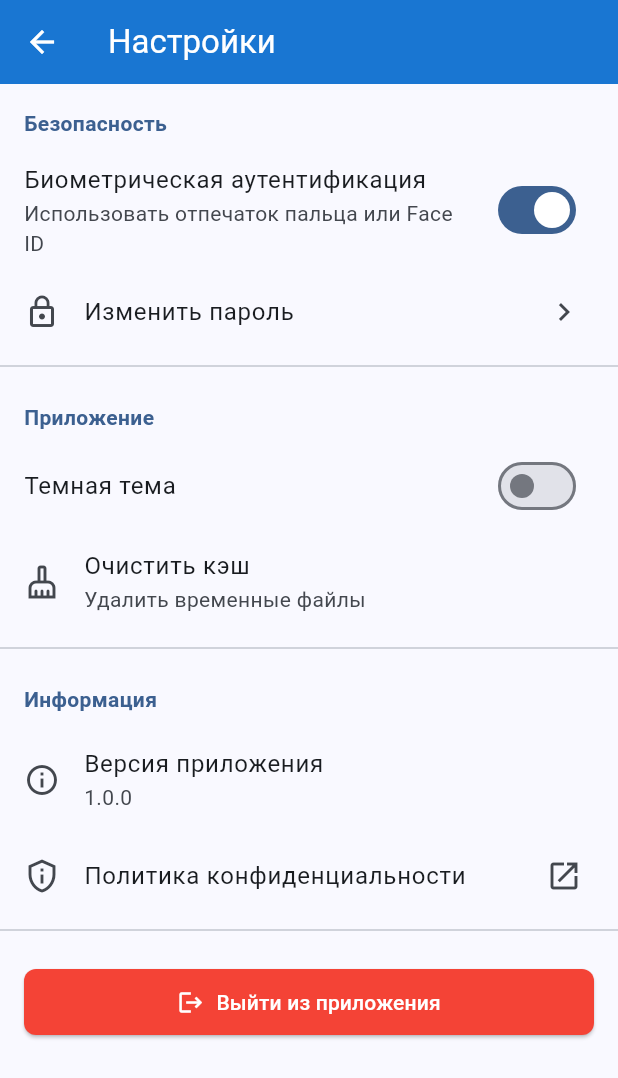
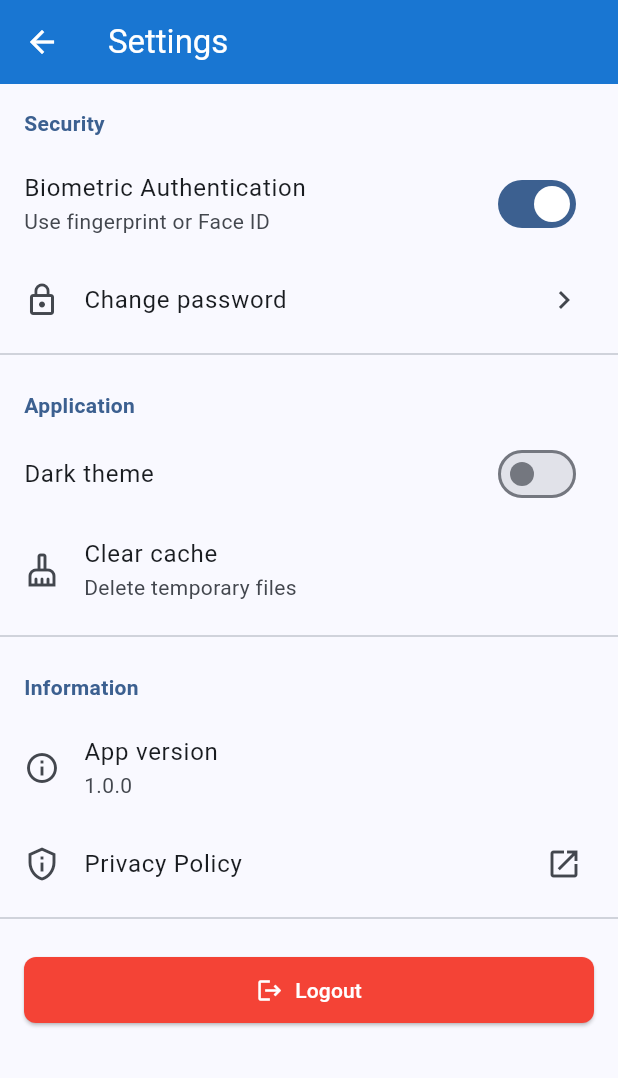
Before and after one commit to z0rgoyok/ios_chipher_app, a Flutter app: the SettingsPage screen opened directly, on a phone screen of 412 x 824 dp. Shown: the top 1078 px of the screen. Run offline on Flutter 3.47's test engine with Material 3 defaults, Android fonts, the phone set to English and light mode, and no system bars; our stand-ins replace equatable, flutter_hooks, flutter_riverpod, flutter_secure_storage, hooks_riverpod, image_picker and 5 more; missing offline and left inert: encrypt, photo_manager; accounts and stored records are empty; generated files the repository leaves out were written again.

Commit message:
Добавлена поддержка локализации в приложение, включая настройки для генерации локализованных строк. Обновлены страницы для использования локализованных текстов, улучшена структура кода. Теперь приложение поддерживает русский и английский языки.

```diff
--- /dev/null
+++ b/l10n.yaml
@@ -0,0 +1,3 @@
+arb-dir: lib/l10n
+template-arb-file: app_ru.arb
+output-localization-file: app_localizations.dart
--- /dev/null
+++ b/lib/l10n/app_en.arb
@@ -0,0 +1,40 @@
+{
+    "@@locale": "en",
+    "appName": "Secure Media Vault",
+    "appTagline": "Protect your photos and videos",
+    "settings": "Settings",
+    "securitySection": "Security",
+    "biometricAuth": "Biometric Authentication",
+    "biometricAuthDesc": "Use fingerprint or Face ID",
+    "biometricEnabled": "Biometrics enabled",
+    "biometricDisabled": "Biometrics disabled",
+    "changePassword": "Change password",
+    "appSection": "Application",
+    "darkTheme": "Dark theme",
+    "darkThemeEnabled": "Dark theme enabled",
+    "lightThemeEnabled": "Light theme enabled",
+    "clearCache": "Clear cache",
+    "clearCacheDesc": "Delete temporary files",
+    "cacheCleared": "Cache cleared",
+    "infoSection": "Information",
+    "appVersion": "App version",
+    "privacyPolicy": "Privacy Policy",
+    "logout": "Logout",
+    "password": "Password",
+    "passwordHint": "Enter your password",
+    "login": "Login",
+    "biometricLogin": "Biometric login",
+    "unknownImportError": "Unknown import error",
+    "errorDetails": "Error details",
+    "ok": "OK",
+    "imagePreview": "Image will be displayed here",
+    "videoPreview": "Video will be displayed here",
+    "playVideo": "Play",
+    "playVideoNotImplemented": "Playback feature will be implemented later",
+    "functionNotImplemented": "Feature will be implemented later",
+    "photoAccessDescription": "Allow access to your gallery to import photos and videos that will be encrypted in the app.",
+    "photoSaveDescription": "Allow access to save decrypted files to your gallery.",
+    "cameraAccessDescription": "For importing photos and videos directly from the camera.",
+    "microphoneAccessDescription": "Required for recording videos with sound.",
+    "faceIDDescription": "To protect your encrypted content with biometric authentication."
+}
--- a/lib/presentation/pages/settings/settings_page.dart
+++ b/lib/presentation/pages/settings/settings_page.dart
@@ -1,5 +1,6 @@
 import 'package:flutter/material.dart';
 import 'package:hooks_riverpod/hooks_riverpod.dart';
+import 'package:flutter_gen/gen_l10n/app_localizations.dart';
 
 /// Страница настроек приложения
 class SettingsPage extends HookConsumerWidget {
@@ -8,24 +9,25 @@ class SettingsPage extends HookConsumerWidget {
   @override
   Widget build(BuildContext context, WidgetRef ref) {
     // В реальном приложении здесь будут использоваться провайдеры состояния
+    final l10n = AppLocalizations.of(context)!;
 
     return Scaffold(
-      appBar: AppBar(title: const Text('Настройки')),
+      appBar: AppBar(title: Text(l10n.settings)),
       body: ListView(
         children: [
-          const _SettingsSectionHeader(title: 'Безопасность'),
+          _SettingsSectionHeader(title: l10n.securitySection),
 
           // Переключатель биометрии
           SwitchListTile(
-            title: const Text('Биометрическая аутентификация'),
-            subtitle: const Text('Использовать отпечаток пальца или Face ID'),
+            title: Text(l10n.biometricAuth),
+            subtitle: Text(l10n.biometricAuthDesc),
             value: true, // В реальном приложении будет из провайдера
             onChanged: (value) {
               // В реальном приложении будет использоваться соответствующий use case
               ScaffoldMessenger.of(context).showSnackBar(
                 SnackBar(
                   content: Text(
-                    value ? 'Биометрия включена' : 'Биометрия отключена',
+                    value ? l10n.biometricEnabled : l10n.biometricDisabled,
                   ),
                   duration: const Duration(seconds: 2),
                 ),
@@ -35,33 +37,33 @@ class SettingsPage extends HookConsumerWidget {
 
           // Смена пароля
           ListTile(
-            title: const Text('Изменить пароль'),
+            title: Text(l10n.changePassword),
             leading: const Icon(Icons.lock_outline),
             trailing: const Icon(Icons.chevron_right),
             onTap: () {
               // В реальном приложении будет открываться диалог смены пароля
               ScaffoldMessenger.of(context).showSnackBar(
-                const SnackBar(
-                  content: Text('Функция будет реализована позже'),
-                  duration: Duration(seconds: 2),
+                SnackBar(
+                  content: Text(l10n.functionNotImplemented),
+                  duration: const Duration(seconds: 2),
                 ),
               );
             },
           ),
 
           const Divider(),
-          const _SettingsSectionHeader(title: 'Приложение'),
+          _SettingsSectionHeader(title: l10n.appSection),
 
           // Переключатель темы
           SwitchListTile(
-            title: const Text('Темная тема'),
+            title: Text(l10n.darkTheme),
             value: Theme.of(context).brightness == Brightness.dark,
             onChanged: (value) {
               // В реальном приложении будет переключение темы
               ScaffoldMessenger.of(context).showSnackBar(
                 SnackBar(
                   content: Text(
-                    value ? 'Темная тема включена' : 'Светлая тема включена',
+                    value ? l10n.darkThemeEnabled : l10n.lightThemeEnabled,
                   ),
                   duration: const Duration(seconds: 2),
                 ),
@@ -71,41 +73,41 @@ class SettingsPage extends HookConsumerWidget {
 
           // Очистка кэша
           ListTile(
-            title: const Text('Очистить кэш'),
-            subtitle: const Text('Удалить временные файлы'),
+            title: Text(l10n.clearCache),
+            subtitle: Text(l10n.clearCacheDesc),
             leading: const Icon(Icons.cleaning_services_outlined),
             onTap: () {
               // В реальном приложении будет очистка кэша
               ScaffoldMessenger.of(context).showSnackBar(
-                const SnackBar(
-                  content: Text('Кэш очищен'),
-                  duration: Duration(seconds: 2),
+                SnackBar(
+                  content: Text(l10n.cacheCleared),
+                  duration: const Duration(seconds: 2),
                 ),
               );
             },
           ),
 
           const Divider(),
-          const _SettingsSectionHeader(title: 'Информация'),
+          _SettingsSectionHeader(title: l10n.infoSection),
 
           // Версия приложения
           ListTile(
-            title: const Text('Версия приложения'),
+            title: Text(l10n.appVersion),
             subtitle: const Text('1.0.0'),
             leading: const Icon(Icons.info_outline),
           ),
 
           // Политика конфиденциальности
           ListTile(
-            title: const Text('Политика конфиденциальности'),
+            title: Text(l10n.privacyPolicy),
             leading: const Icon(Icons.privacy_tip_outlined),
             trailing: const Icon(Icons.open_in_new),
             onTap: () {
               // В реальном приложении будет открываться политика
               ScaffoldMessenger.of(context).showSnackBar(
-                const SnackBar(
-                  content: Text('Функция будет реализована позже'),
-                  duration: Duration(seconds: 2),
+                SnackBar(
+                  content: Text(l10n.functionNotImplemented),
+                  duration: const Duration(seconds: 2),
                 ),
               );
             },
@@ -122,7 +124,7 @@ class SettingsPage extends HookConsumerWidget {
                 Navigator.of(context).popUntil((route) => route.isFirst);
               },
               icon: const Icon(Icons.logout),
-              label: const Text('Выйти из приложения'),
+              label: Text(l10n.logout),
               style: ElevatedButton.styleFrom(
                 backgroundColor: Colors.red,
                 foregroundColor: Colors.white,
--- a/pubspec.yaml
+++ b/pubspec.yaml
@@ -94,6 +94,9 @@ flutter:
   # the material Icons class.
   uses-material-design: true
 
+  # Настройки для локализации
+  generate: true
+
   # To add assets to your application, add an assets section, like this:
   # assets:
   #   - images/a_dot_burr.jpeg
```
Also changed, not shown: lib/l10n/app_ru.arb (added, +40 -0 lines), lib/main.dart (+13 -0 lines), lib/presentation/app.dart (+6 -1 lines), lib/presentation/pages/auth/login_page.dart (+30 -20 lines), lib/presentation/pages/home/home_page.dart (+37 -17 lines).
